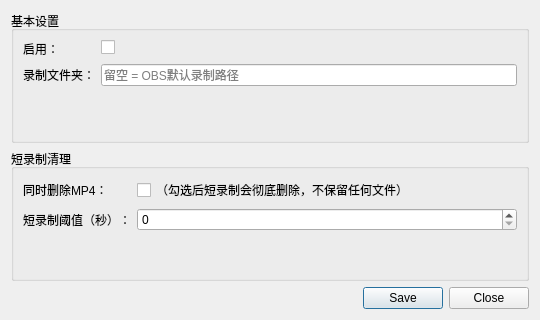
The window that plugins/frontend-tools/forms/auto-cleanup.ui (LingyunStudio/obs-studio) describes before a commit, drawn with Qt 5.
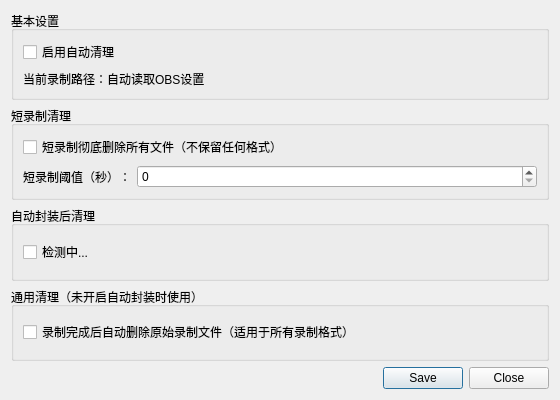
The same window after the commit.

Commit message:
Refine auto-cleanup: auto-detect recording path and format, add all-format support
- Use OBS config path (AdvOut.RecFilePath / SimpleOutput.FilePath) instead of custom
- Fix recording format key to RecFormat2
- Add applyToAllFormats mode for non-remux recordings
- Show current recording path read-only from OBS settings
- Detect remux availability from OBS settings

Diff of the .ui file:
```diff
--- a/plugins/frontend-tools/forms/auto-cleanup.ui
+++ b/plugins/frontend-tools/forms/auto-cleanup.ui
@@ -6,14 +6,14 @@
    <rect>
     <x>0</x>
     <y>0</y>
-    <width>540</width>
-    <height>320</height>
+    <width>560</width>
+    <height>400</height>
    </rect>
   </property>
   <property name="minimumSize">
    <size>
-    <width>540</width>
-    <height>320</height>
+    <width>560</width>
+    <height>400</height>
    </size>
   </property>
   <property name="windowTitle">
@@ -25,31 +25,21 @@
      <property name="title">
       <string>基本设置</string>
      </property>
-     <layout class="QFormLayout" name="formLayout">
-      <item row="0" column="0">
-       <widget class="QLabel" name="labelEnable">
-        <property name="text">
-         <string>启用：</string>
-        </property>
-       </widget>
-      </item>
-      <item row="0" column="1">
+     <layout class="QVBoxLayout" name="basicLayout">
+      <item>
        <widget class="QCheckBox" name="enableAutoCleanup">
+        <property name="text">
+         <string>启用自动清理</string>
+        </property>
         <property name="checked">true</property>
        </widget>
       </item>
-      <item row="1" column="0">
-       <widget class="QLabel" name="labelFolder">
+      <item>
+       <widget class="QLabel" name="recordingFolder">
         <property name="text">
-         <string>录制文件夹：</string>
+         <string>当前录制路径：自动读取OBS设置</string>
         </property>
-       </widget>
-      </item>
-      <item row="1" column="1">
-       <widget class="QLineEdit" name="recordingFolder">
-        <property name="placeholderText">
-         <string>留空 = OBS默认录制路径</string>
-        </property>
+        <property name="wordWrap">true</property>
        </widget>
       </item>
      </layout>
@@ -61,18 +51,11 @@
       <string>短录制清理</string>
      </property>
      <layout class="QFormLayout" name="formLayoutShort">
-      <item row="0" column="0">
-       <widget class="QLabel" name="labelDeleteShort">
-        <property name="text">
-         <string>同时删除MP4：</string>
-        </property>
-       </widget>
-      </item>
-      <item row="0" column="1">
+      <item row="0" column="0" colspan="2">
        <widget class="QCheckBox" name="deleteShortClips">
         <property name="checked">true</property>
         <property name="text">
-         <string>（勾选后短录制会彻底删除，不保留任何文件）</string>
+         <string>短录制彻底删除所有文件（不保留任何格式）</string>
         </property>
        </widget>
       </item>
@@ -96,6 +79,38 @@
      </layout>
     </widget>
    </item>
+   <item>
+    <widget class="QGroupBox" name="groupBoxRemux">
+     <property name="title">
+      <string>自动封装后清理</string>
+     </property>
+     <layout class="QVBoxLayout" name="remuxLayout">
+      <item>
+       <widget class="QCheckBox" name="deleteOriginAfterRemux">
+        <property name="text">
+         <string>检测中...</string>
+        </property>
+       </widget>
+      </item>
+     </layout>
+    </widget>
+   </item>
+   <item>
+    <widget class="QGroupBox" name="groupBoxAllFormats">
+     <property name="title">
+      <string>通用清理（未开启自动封装时使用）</string>
+     </property>
+     <layout class="QVBoxLayout" name="allFormatsLayout">
+      <item>
+       <widget class="QCheckBox" name="applyToAllFormats">
+        <property name="text">
+         <string>录制完成后自动删除原始录制文件（适用于所有录制格式）</string>
+        </property>
+       </widget>
+      </item>
+     </layout>
+    </widget>
+   </item>
    <item>
     <widget class="QDialogButtonBox" name="buttonBox">
      <property name="standardButtons">
```
Left out of the diff: 7 changed lines with no effect on the pictures. The commit also changes 5 other files.
